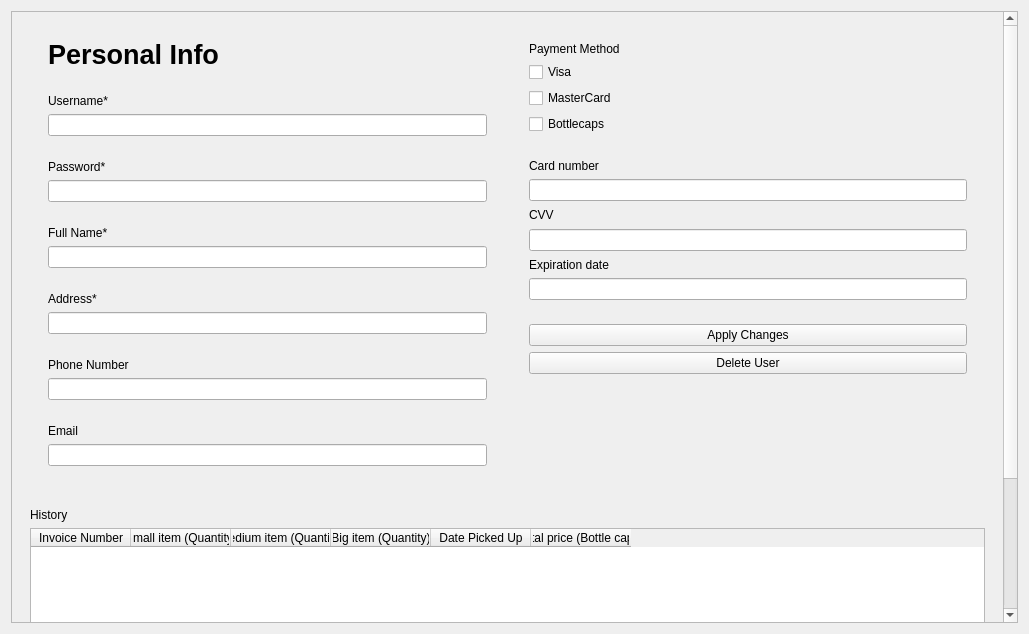
The window that optionswindow.ui (EduPonz/SmartTrashCan_B376) describes before a commit, drawn with Qt 5.
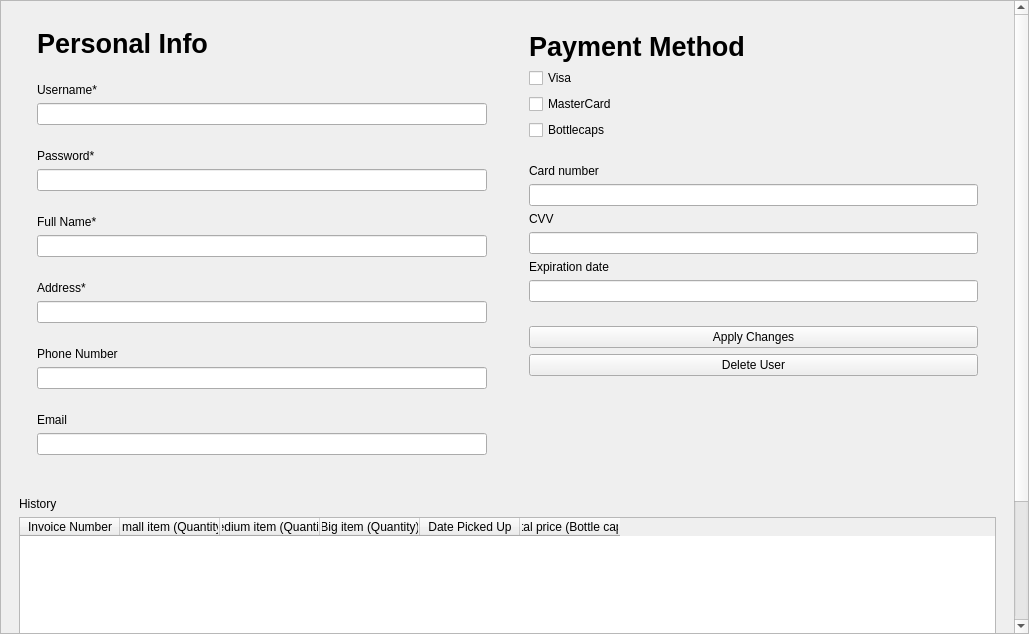
The same window after the commit.

```diff
--- a/optionswindow.ui
+++ b/optionswindow.ui
@@ -14,6 +14,21 @@
    <string>Form</string>
   </property>
   <layout class="QHBoxLayout" name="horizontalLayout" stretch="0">
+   <property name="spacing">
+    <number>0</number>
+   </property>
+   <property name="leftMargin">
+    <number>0</number>
+   </property>
+   <property name="topMargin">
+    <number>0</number>
+   </property>
+   <property name="rightMargin">
+    <number>0</number>
+   </property>
+   <property name="bottomMargin">
+    <number>0</number>
+   </property>
    <item>
     <widget class="QScrollArea" name="scrollArea">
      <property name="widgetResizable">
@@ -24,7 +39,7 @@
        <rect>
         <x>0</x>
         <y>0</y>
-        <width>988</width>
+        <width>1012</width>
         <height>890</height>
        </rect>
       </property>
@@ -171,6 +186,13 @@
                 </property>
                 <item>
                  <widget class="QLabel" name="label_10">
+                  <property name="font">
+                   <font>
+                    <pointsize>20</pointsize>
+                    <weight>75</weight>
+                    <bold>true</bold>
+                   </font>
+                  </property>
                   <property name="text">
                    <string>Payment Method</string>
                   </property>
```
